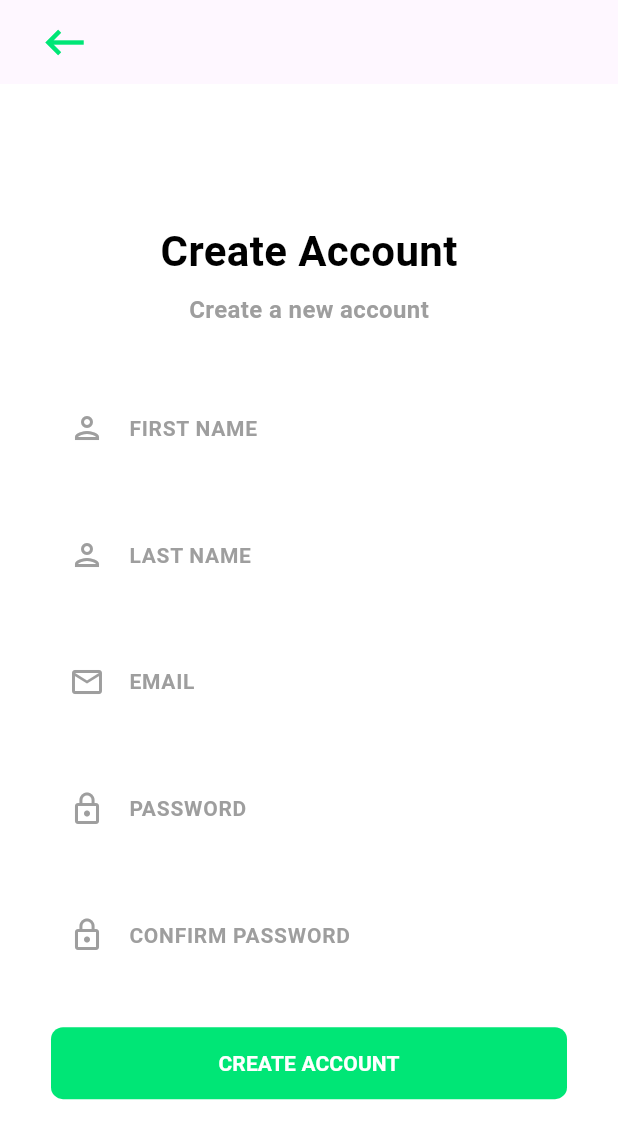
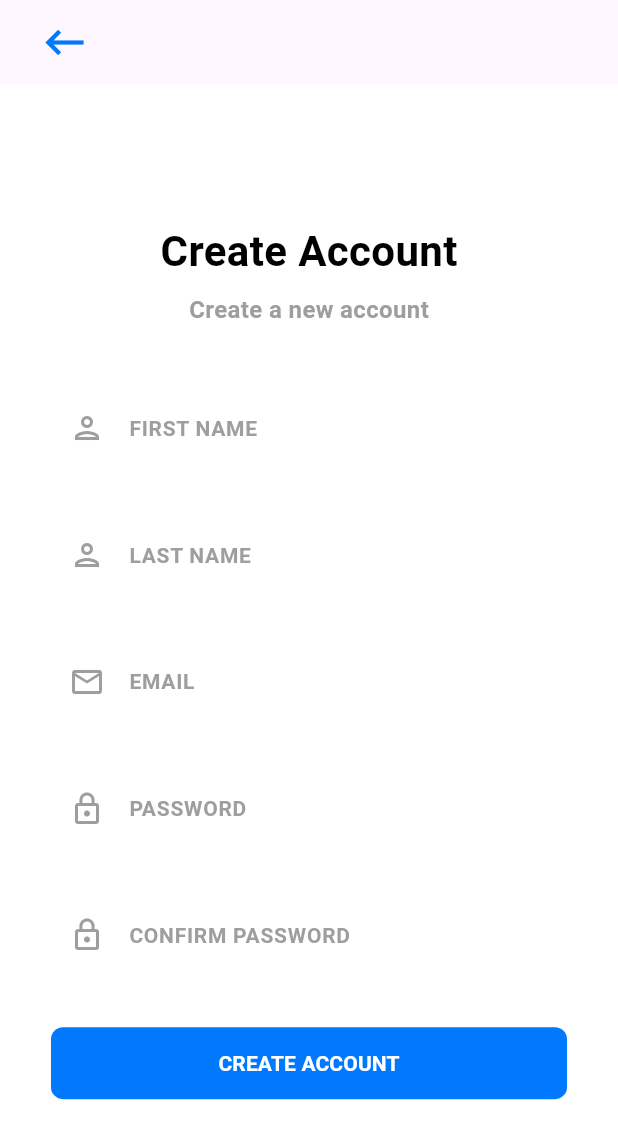
Before and after one commit to santichoks/MyGunpla, a Flutter app: the screen it shows after launch, after a tap on "Sign Up", on a phone screen of 412 x 824 dp. Shown: the top 1139 px of the screen. Run offline on Flutter 3.47's test engine with Material 3 defaults, Android fonts, the phone set to English and light mode, and no system bars; our stand-ins replace flutter_bloc.

```diff
--- /dev/null
+++ b/lib/blocs/common.dart
@@ -0,0 +1,12 @@
+abstract class MyEvent {}
+
+abstract class MyState {}
+
+class Initialize extends MyState {}
+
+class Loading extends MyState {}
+
+class Error extends MyState {
+  final String message;
+  Error({required this.message});
+}
--- /dev/null
+++ b/lib/blocs/sign_in.dart
@@ -0,0 +1,43 @@
+import 'package:flutter_bloc/flutter_bloc.dart';
+import 'package:my_gunpla/blocs/common.dart';
+
+class SignInBloc extends Bloc<MyEvent, MyState> {
+  SignInBloc() : super(Initialize()) {
+    on<OnChangeSignInEmailEvent>(_onChangeEmail);
+    on<OnChangeSignInPasswordEvent>(_onChangePassword);
+  }
+
+  void _onChangeEmail(OnChangeSignInEmailEvent event, Emitter<MyState> emit) {
+    emit(SignInState().copyWith(email: event.email));
+  }
+
+  void _onChangePassword(OnChangeSignInPasswordEvent event, Emitter<MyState> emit) {
+    emit(SignInState().copyWith(password: event.password));
+  }
+}
+
+class OnChangeSignInEmailEvent extends MyEvent {
+  final String email;
+
+  OnChangeSignInEmailEvent({required this.email});
+}
+
+class OnChangeSignInPasswordEvent extends MyEvent {
+  final String password;
+
+  OnChangeSignInPasswordEvent({required this.password});
+}
+
+class SignInState extends MyState {
+  final String email;
+  final String password;
+
+  SignInState({this.email = "", this.password = ""});
+
+  SignInState copyWith({String? email, String? password}) {
+    return SignInState(
+      email: email ?? this.email,
+      password: password ?? this.password,
+    );
+  }
+}
--- a/lib/main.dart
+++ b/lib/main.dart
@@ -1,5 +1,7 @@
 import 'package:flutter/material.dart';
-import 'package:my_gunpla/pages/sign_in/sign_in.dart';
+import 'package:flutter_bloc/flutter_bloc.dart';
+import 'package:my_gunpla/blocs/sign_in.dart';
+import 'package:my_gunpla/pages/sign_in.dart';
 
 void main() {
   runApp(const MyApp());
@@ -10,8 +12,15 @@ class MyApp extends StatelessWidget {
 
   @override
   Widget build(BuildContext context) {
-    return const MaterialApp(
-      home: SignIn(),
+    return MultiBlocProvider(
+      providers: [
+        BlocProvider<SignInBloc>(
+          create: (BuildContext context) => SignInBloc(),
+        ),
+      ],
+      child: const MaterialApp(
+        home: SignIn(),
+      ),
     );
   }
 }
--- /dev/null
+++ b/lib/pages/sign_in.dart
@@ -0,0 +1,145 @@
+import 'package:flutter/material.dart';
+import 'package:flutter_bloc/flutter_bloc.dart';
+import 'package:my_gunpla/blocs/common.dart';
+import 'package:my_gunpla/blocs/sign_in.dart';
+import 'package:my_gunpla/pages/sign_up.dart';
+import 'package:my_gunpla/widgets/loading.dart';
+import 'package:my_gunpla/widgets/text_field.dart';
+
+class SignIn extends StatefulWidget {
+  const SignIn({super.key});
+
+  @override
+  State<SignIn> createState() => _SignInState();
+}
+
+class _SignInState extends State<SignIn> {
+  @override
+  Widget build(BuildContext context) {
+    return Container(
+      color: Colors.white,
+      child: MyLoading(
+        isLoading: false,
+        child: SafeArea(
+          child: Scaffold(
+            backgroundColor: Colors.white,
+            body: Center(
+              child: SingleChildScrollView(
+                child: Padding(
+                  padding: const EdgeInsets.symmetric(horizontal: 34),
+                  child: Column(
+                    children: [
+                      Icon(
+                        Icons.account_circle_rounded,
+                        size: 148,
+                        color: Colors.grey.withOpacity(0.2),
+                      ),
+                      const SizedBox(height: 8),
+                      const Text(
+                        "Welcome",
+                        style: TextStyle(
+                          color: Colors.black,
+                          fontSize: 34,
+                          fontWeight: FontWeight.bold,
+                        ),
+                      ),
+                      const SizedBox(height: 8),
+                      Text(
+                        "Sign in with your account",
+                        style: TextStyle(
+                          color: Colors.grey.withOpacity(0.5),
+                          fontSize: 16,
+                          fontWeight: FontWeight.bold,
+                        ),
+                      ),
+                      const SizedBox(height: 34),
+                      BlocBuilder<SignInBloc, MyState>(
+                        builder: (context, state) {
+                          return MyTextField(
+                            label: "EMAIL",
+                            color: const Color(0xFF0079FF),
+                            icon: Icons.mail_outline,
+                            obscureText: false,
+                            onChange: (value) {
+                              context.read<SignInBloc>().add(OnChangeSignInEmailEvent(email: value));
+                            },
+                          );
+                        },
+                      ),
+                      const SizedBox(height: 24),
+                      MyTextField(
+                        label: "PASSWORD",
+                        color: const Color(0xFF0079FF),
+                        icon: Icons.lock_outline,
+                        obscureText: true,
+                        onChange: (value) {
+                          context.read<SignInBloc>().add(OnChangeSignInPasswordEvent(password: value));
+                        },
+                      ),
+                      const SizedBox(height: 34),
+                      const SizedBox(
+                        width: double.infinity,
+                        child: Text(
+                          "Forgot Password?",
+                          textAlign: TextAlign.end,
+                          style: TextStyle(
+                            color: Color(0xFF0079FF),
+                            fontWeight: FontWeight.bold,
+                          ),
+                        ),
+                      ),
+                      const SizedBox(height: 34),
+                      SizedBox(
+                        width: double.infinity,
+                        height: 48,
+                        child: TextButton(
+                          onPressed: () {},
+                          style: TextButton.styleFrom(
+                            backgroundColor: const Color(0xFF0079FF),
+                            shape: RoundedRectangleBorder(
+                              borderRadius: BorderRadius.circular(8),
+                            ),
+                          ),
+                          child: const Text(
+                            "LOGIN",
+                            style: TextStyle(
+                              color: Colors.white,
+                              fontWeight: FontWeight.bold,
+                            ),
+                          ),
+                        ),
+                      ),
+                      const SizedBox(height: 34),
+                      Row(
+                        mainAxisAlignment: MainAxisAlignment.center,
+                        children: [
+                          const Text(
+                            "Don't have an account?",
+                            style: TextStyle(
+                              fontWeight: FontWeight.bold,
+                            ),
+                          ),
+                          const SizedBox(width: 4),
+                          InkWell(
+                            onTap: () => Navigator.push(context, MaterialPageRoute(builder: (context) => const SignUp())),
+                            child: const Text(
+                              "Sign Up",
+                              style: TextStyle(
+                                color: Color(0xFF0079FF),
+                                fontWeight: FontWeight.bold,
+                              ),
+                            ),
+                          ),
+                        ],
+                      ),
+                    ],
+                  ),
+                ),
+              ),
+            ),
+          ),
+        ),
+      ),
+    );
+  }
+}
--- a/lib/pages/sign_in/sign_in.dart
+++ /dev/null
@@ -1,126 +0,0 @@
-import 'package:flutter/material.dart';
-import 'package:my_gunpla/pages/sign_up/sign_up.dart';
-import 'package:my_gunpla/widgets/text_field.dart';
-
-class SignIn extends StatefulWidget {
-  const SignIn({super.key});
-
-  @override
-  State<SignIn> createState() => _SignInState();
-}
-
-class _SignInState extends State<SignIn> {
-  @override
-  Widget build(BuildContext context) {
-    return Container(
-      color: Colors.white,
-      child: SafeArea(
-        child: Scaffold(
-          backgroundColor: Colors.white,
-          body: Center(
-            child: SingleChildScrollView(
-              child: Padding(
-                padding: const EdgeInsets.symmetric(horizontal: 34),
-                child: Column(
-                  children: [
-                    Icon(
-                      Icons.account_circle_rounded,
-                      size: 148,
-                      color: Colors.grey.withOpacity(0.25),
-                    ),
-                    const SizedBox(height: 8),
-                    const Text(
-                      "Welcome",
-                      style: TextStyle(
-                        color: Colors.black,
-                        fontSize: 34,
-                        fontWeight: FontWeight.bold,
-                      ),
-                    ),
-                    const SizedBox(height: 8),
-                    Text(
-                      "Sign in with your account",
-                      style: TextStyle(
-                        color: Colors.grey.withOpacity(0.5),
-                        fontSize: 16,
-                        fontWeight: FontWeight.bold,
-                      ),
-                    ),
-                    const SizedBox(height: 34),
-                    MyTextField(
-                      label: "EMAIL",
-                      color: Colors.greenAccent[400]!,
-                      icon: Icons.mail_outline,
-                    ),
-                    const SizedBox(height: 24),
-                    MyTextField(
-                      label: "PASSWORD",
-                      color: Colors.greenAccent[400]!,
-                      icon: Icons.lock_outline,
-                    ),
-                    const SizedBox(height: 34),
-                    SizedBox(
-                      width: double.infinity,
-                      child: Text(
-                        "Forgot Password?",
-                        textAlign: TextAlign.end,
-                        style: TextStyle(
-                          color: Colors.greenAccent[400],
-                          fontWeight: FontWeight.bold,
-                        ),
-                      ),
-                    ),
-                    const SizedBox(height: 34),
-                    SizedBox(
-                      width: double.infinity,
-                      height: 48,
-                      child: TextButton(
-                        onPressed: () {},
-                        style: TextButton.styleFrom(
-                          backgroundColor: Colors.greenAccent[400],
-                          shape: RoundedRectangleBorder(
-                            borderRadius: BorderRadius.circular(8),
-                          ),
-                        ),
-                        child: const Text(
-                          "LOGIN",
-                          style: TextStyle(
-                            color: Colors.white,
-                            fontWeight: FontWeight.bold,
-                          ),
-                        ),
-                      ),
-                    ),
-                    const SizedBox(height: 34),
-                    Row(
-                      mainAxisAlignment: MainAxisAlignment.center,
-                      children: [
-                        const Text(
-                          "Don't have an account?",
-                          style: TextStyle(
-                            fontWeight: FontWeight.bold,
-                          ),
-                        ),
-                        const SizedBox(width: 4),
-                        InkWell(
-                          onTap: () => Navigator.push(context, MaterialPageRoute(builder: (context) => const SignUp())),
-                          child: Text(
-                            "Sign Up",
-                            style: TextStyle(
-                              color: Colors.greenAccent[400],
-                              fontWeight: FontWeight.bold,
-                            ),
-                          ),
-                        ),
-                      ],
-                    ),
-                  ],
-                ),
-              ),
-            ),
-          ),
-        ),
-      ),
-    );
-  }
-}
--- a/lib/pages/sign_up/sign_up.dart
+++ b/lib/pages/sign_up.dart
@@ -17,11 +17,11 @@ class _SignUpState extends State<SignUp> {
         child: Scaffold(
           appBar: AppBar(
             leading: IconButton(
-              icon: Padding(
-                padding: const EdgeInsets.symmetric(horizontal: 18),
+              icon: const Padding(
+                padding: EdgeInsets.symmetric(horizontal: 18),
                 child: Icon(
                   Icons.keyboard_backspace,
-                  color: Colors.greenAccent[400],
+                  color: Color(0xFF0079FF),
                   size: 34,
                 ),
               ),
@@ -55,32 +55,42 @@ class _SignUpState extends State<SignUp> {
                     const SizedBox(height: 34),
                     MyTextField(
                       label: "FIRST NAME",
-                      color: Colors.greenAccent[400]!,
+                      color: const Color(0xFF0079FF),
                       icon: Icons.person_outlined,
+                      obscureText: false,
+                      onChange: (value) {},
                     ),
                     const SizedBox(height: 24),
                     MyTextField(
                       label: "LAST NAME",
-                      color: Colors.greenAccent[400]!,
+                      color: const Color(0xFF0079FF),
                       icon: Icons.person_outlined,
+                      obscureText: false,
+                      onChange: (value) {},
                     ),
                     const SizedBox(height: 24),
                     MyTextField(
                       label: "EMAIL",
-                      color: Colors.greenAccent[400]!,
+                      color: const Color(0xFF0079FF),
                       icon: Icons.mail_outline,
+                      obscureText: false,
+                      onChange: (value) {},
                     ),
                     const SizedBox(height: 24),
                     MyTextField(
                       label: "PASSWORD",
-                      color: Colors.greenAccent[400]!,
+                      color: const Color(0xFF0079FF),
                       icon: Icons.lock_outline,
+                      obscureText: true,
+                      onChange: (value) {},
                     ),
                     const SizedBox(height: 24),
                     MyTextField(
                       label: "CONFIRM PASSWORD",
-                      color: Colors.greenAccent[400]!,
+                      color: const Color(0xFF0079FF),
                       icon: Icons.lock_outline,
+                      obscureText: true,
+                      onChange: (value) {},
                     ),
                     const SizedBox(height: 34),
                     SizedBox(
@@ -89,7 +99,7 @@ class _SignUpState extends State<SignUp> {
                       child: TextButton(
                         onPressed: () {},
                         style: TextButton.styleFrom(
-                          backgroundColor: Colors.greenAccent[400],
+                          backgroundColor: const Color(0xFF0079FF),
                           shape: RoundedRectangleBorder(
                             borderRadius: BorderRadius.circular(8),
                           ),
--- /dev/null
+++ b/lib/widgets/loading.dart
@@ -0,0 +1,27 @@
+import 'package:flutter/material.dart';
+
+class MyLoading extends StatelessWidget {
+  final bool isLoading;
+  final Widget child;
+  const MyLoading({super.key, required this.isLoading, required this.child});
+
+  @override
+  Widget build(BuildContext context) {
+    return Stack(
+      children: [
+        child,
+        if (isLoading)
+          const Opacity(
+            opacity: 0.2,
+            child: ModalBarrier(dismissible: false, color: Colors.black),
+          ),
+        if (isLoading)
+          const Center(
+            child: CircularProgressIndicator(
+              color: Color(0xFF0079FF),
+            ),
+          ),
+      ],
+    );
+  }
+}
--- a/lib/widgets/text_field.dart
+++ b/lib/widgets/text_field.dart
@@ -1,11 +1,20 @@
 import 'package:flutter/material.dart';
 
 class MyTextField extends StatefulWidget {
-  const MyTextField({super.key, required this.label, required this.icon, required this.color});
+  const MyTextField({
+    super.key,
+    required this.label,
+    required this.color,
+    required this.icon,
+    required this.obscureText,
+    required this.onChange,
+  });
 
   final String label;
   final Color color;
   final IconData icon;
+  final bool obscureText;
+  final void Function(String value) onChange;
 
   @override
   State<MyTextField> createState() => _MyTextFieldState();
@@ -46,6 +55,10 @@ class _MyTextFieldState extends State<MyTextField> {
             : null,
       ),
       child: TextField(
+        obscureText: widget.obscureText ? true : false,
+        enableSuggestions: widget.obscureText ? false : true,
+        autocorrect: widget.obscureText ? false : true,
+        onChanged: widget.onChange,
         cursorHeight: 18,
         focusNode: _focus,
         style: TextStyle(
```
Also changed, not shown: lib/blocs/sign_up.dart (added, +47 -0 lines), assets/github/example_01.png, assets/github/example_02.png, 2 other files.
